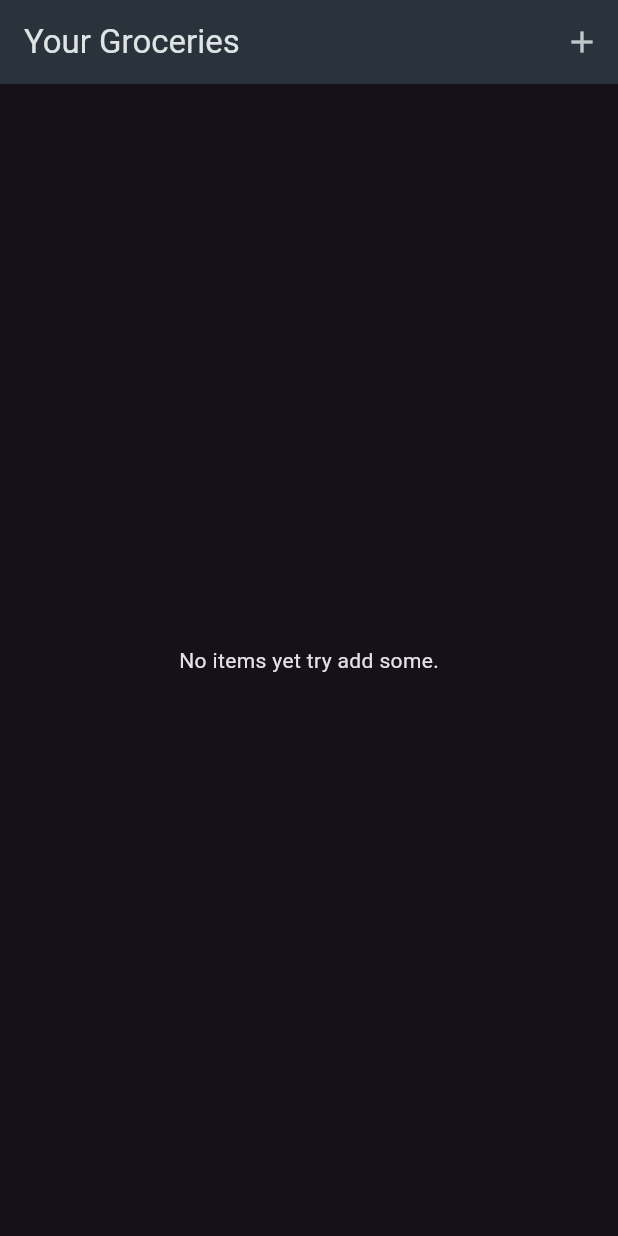
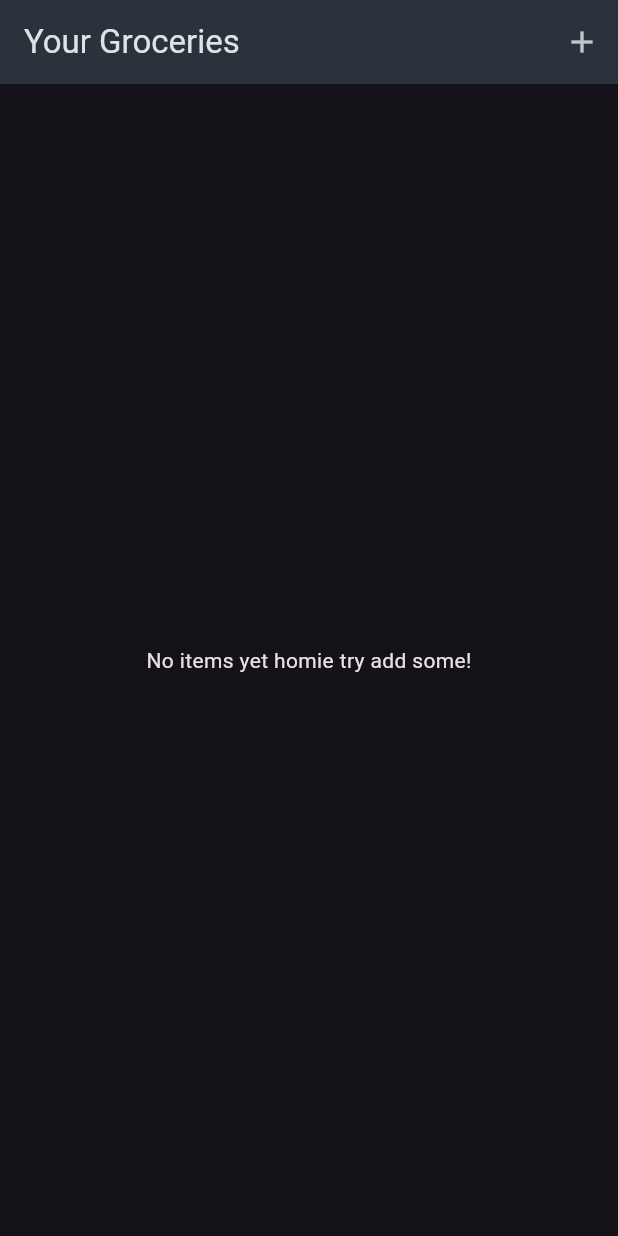
Before and after one commit to ragibShahariar/ShoppingListApp, a Flutter app: the screen it shows after launch, on a phone screen of 412 x 824 dp. Run offline on Flutter 3.47's test engine with Material 3 defaults, Android fonts, the phone set to English and light mode, and no system bars.

Commit message:
Update grocery_list_screen.dart

```diff
--- a/lib/screens/grocery_list_screen.dart
+++ b/lib/screens/grocery_list_screen.dart
@@ -18,7 +18,7 @@ class _GroceryListScreenState extends State<GroceryListScreen> {
     Widget screenContent;
     if (items.isEmpty) {
       screenContent = const Center(
-        child: Text('No items yet try add some.'),
+        child: Text('No items yet homie try add some!'),
       );
     } else {
       screenContent = ListView.builder(
```
